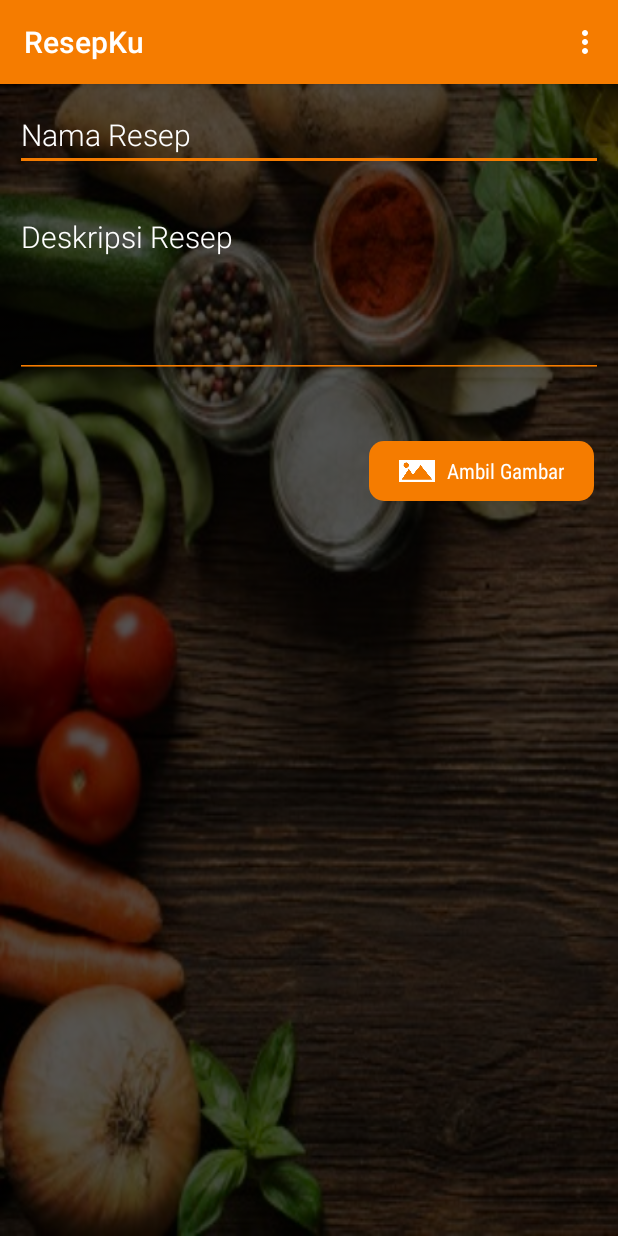
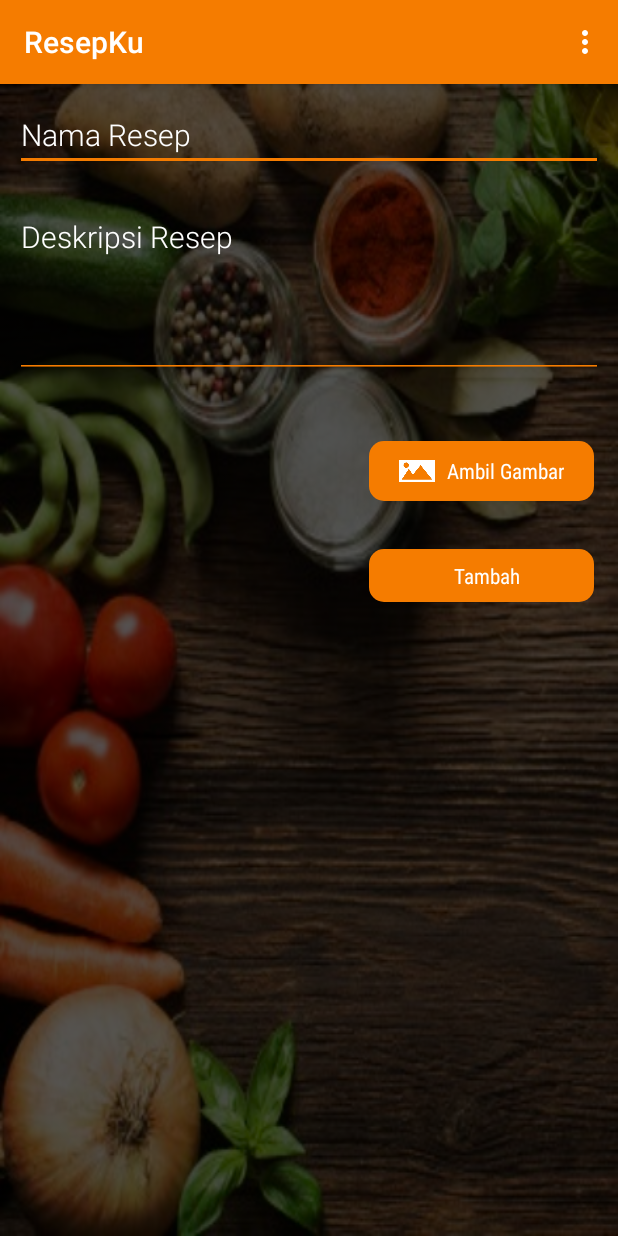
Before and after one commit to CodeMargonda/Resep-Ku, an Android app: the TambahResepActivity screen opened directly, with no data from a screen before it, on a phone screen of 412 x 824 dp. Run offline under Robolectric (Android 15) with nearby library versions, the phone set to English and light mode, and no system bars.

Commit message:
udah bisa tambah

```diff
--- a/app/src/main/res/layout/activity_tambah_resep.xml
+++ b/app/src/main/res/layout/activity_tambah_resep.xml
@@ -87,6 +87,7 @@
         <!--android:layout_marginRight="8dp"-->
         <!--android:background="@drawable/shape_btn"/>-->
         <LinearLayout
+            android:id="@+id/bGambar"
             android:layout_width="150dp"
             android:layout_height="wrap_content"
             android:layout_gravity="right"
@@ -110,6 +111,33 @@
                 android:text="Ambil Gambar"
                 android:textColor="#fff" />
         </LinearLayout>
+
+
+
+        <LinearLayout
+            android:id="@+id/bTambah"
+            android:layout_width="150dp"
+            android:layout_height="wrap_content"
+            android:layout_gravity="right"
+            android:layout_margin="16dp"
+            android:layout_marginRight="8dp"
+            android:background="@drawable/shape_btn"
+            android:gravity="center"
+            android:orientation="horizontal"
+            android:padding="8dp">
+
+
+
+            <TextView
+                android:layout_width="wrap_content"
+                android:layout_height="wrap_content"
+                android:layout_marginLeft="8dp"
+                android:fontFamily="sans-serif-condensed"
+                android:text="Tambah"
+                android:textColor="#fff" />
+        </LinearLayout>
+
+
 
         <!--<LinearLayout-->
         <!--android:layout_width="0dp"-->
```
Also changed, not shown: app/src/main/java/com/codemargonda/resepku/TambahResepActivity.java (+58 -58 lines), app/src/main/res/drawable/favorite_on.png (added).
